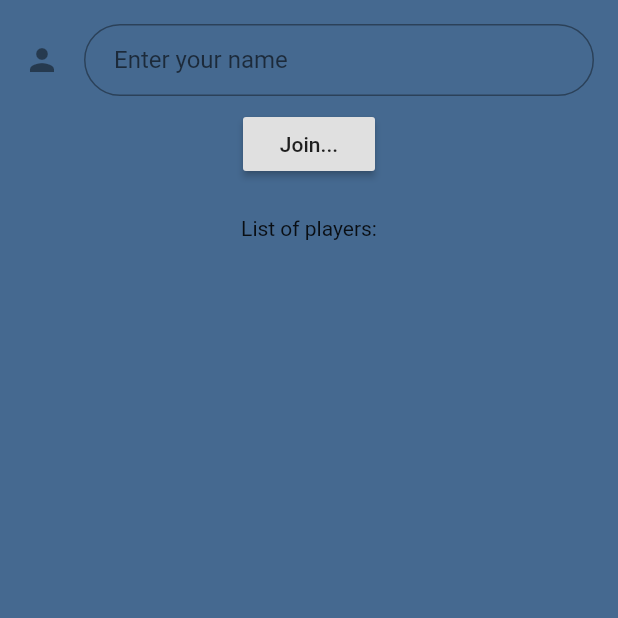
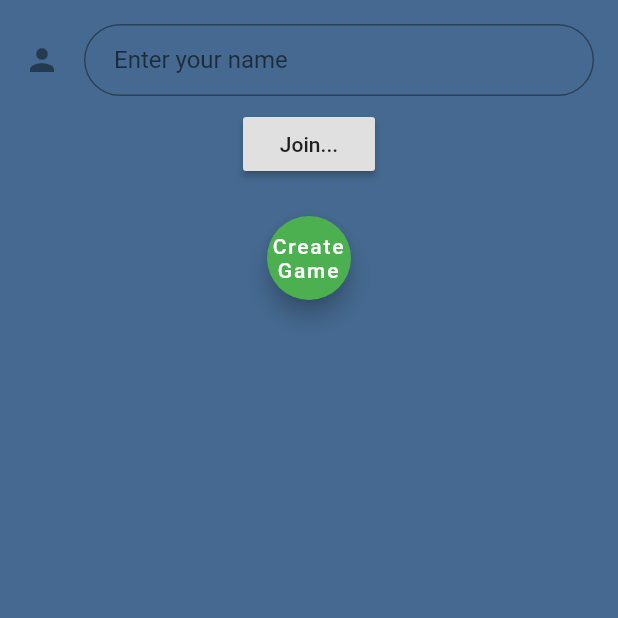
Before and after one commit to Acchindra/Quizzy, a Flutter app: the MultiPlayerQuiz screen opened directly, on a phone screen of 412 x 824 dp, the top half of it. Run offline on Flutter 3.47's test engine with Material 2 defaults, Android fonts, the phone set to English and light mode, and no system bars; our stand-ins replace google_fonts; network calls fail.

Commit message:
New Changes
I made changes

```diff
--- a/quizzy/lib/multiplayerQuiz.dart
+++ b/quizzy/lib/multiplayerQuiz.dart
@@ -15,7 +15,9 @@ class MultiQuizState extends State<MultiPlayerQuiz> {
   @override
   static final TextEditingController _name = new TextEditingController();
   String playerName;
+  bool showCreateButton = true;
   List<dynamic> lobbyList = <dynamic>[];
+  List<dynamic> gameList = <dynamic>[];
 
   @override
   void initState() {
@@ -46,12 +48,12 @@ class MultiQuizState extends State<MultiPlayerQuiz> {
     ///   * record the new list of players
     ///   * rebuild the list of all the players
     ///
-      case "players_list":
+      /*case "players_list":
         lobbyList = message["data"];
 
         // force rebuild
         setState(() {});
-        break;
+        break;*/
 
     ///
     /// When a game is launched by another player,
@@ -68,6 +70,13 @@ class MultiQuizState extends State<MultiPlayerQuiz> {
               playerNum: 2
           ),
         ));
+        break;
+
+      case 'new_game':
+        gameList.add(message["data"]);
+        debugPrint(gameList.toString());
+        showCreateButton = false;
+        setState(() {});
         break;
     }
   }
@@ -114,7 +123,7 @@ class MultiQuizState extends State<MultiPlayerQuiz> {
   /// ------------------------------------------------------
   _onGameJoin() {
     game.send('join', _name.text);
-
+    createButton();
     /// Force a rebuild
     setState(() {});
   }
@@ -127,16 +136,39 @@ class MultiQuizState extends State<MultiPlayerQuiz> {
     /// If the user has not yet joined, do not display
     /// the list of players
     ///
+    debugPrint('here');
     if (game.playerName == "") {
       return new Container();
     }
 
+    else {
+      _createListHead();
+      if (gameList.length != 0) {
+        if (gameList.length != 1 || gameList[0]["name"] != playerName) {
+          return list();
+        }
+
+        else {
+          return new Container();
+        }
+      }
+      else {
+        return new Container();
+      }
+    }
     ///
     /// Display the list of players.
     /// For each of them, put a Button that could be used
     /// to launch a new game
     ///
-    List<Widget> children = lobbyList.map((playerInfo) {
+
+  }
+
+  Widget _createListHead() {
+    return new Text("Game List");
+  }
+  Widget list() {
+    List<Widget> children = gameList.map((playerInfo) {
       return new ListTile(
         title: new Text(playerInfo["name"]),
         trailing: new RaisedButton(
@@ -147,12 +179,11 @@ class MultiQuizState extends State<MultiPlayerQuiz> {
         ),
       );
     }).toList();
-
+    debugPrint('called');
     return new Column(
       children: children,
     );
   }
-
   /// --------------------------------------------------------------
   /// We launch a new Game, we need to:
   ///    * send the action "new_game", together with the ID
@@ -173,6 +204,26 @@ class MultiQuizState extends State<MultiPlayerQuiz> {
     ));
   }
 
+  Widget createButton() {
+    if (showCreateButton) {
+      return new FloatingActionButton(
+        heroTag: "createGameButton",
+        child:Text(
+            "Create Game",
+            textAlign: TextAlign.center,
+        ),
+        backgroundColor: Colors.green,
+        onPressed: () {
+          game.send('create_game', playerName);
+        },
+      );
+    }
+
+    else {
+      return new Container();
+    }
+  }
+
   @override
   Widget build(BuildContext context) {
     return new Scaffold(
@@ -182,8 +233,8 @@ class MultiQuizState extends State<MultiPlayerQuiz> {
           mainAxisAlignment: MainAxisAlignment.start,
           children: <Widget>[
             _buildJoin(),
-              new Text('List of players:'),
             _lobbyList(),
+            createButton(),
           ],
         ),
       ),
--- a/quizzy/lib/websockethandler.dart
+++ b/quizzy/lib/websockethandler.dart
@@ -3,7 +3,7 @@ import 'package:web_socket_channel/io.dart';
 
 WebSocketsNotifications sockets = new WebSocketsNotifications();
 
-const String _SERVER_ADDRESS = "ws://192.168.40.217:34263";
+const String _SERVER_ADDRESS = "ws://192.168.1.15:34263";
 
 class WebSocketsNotifications {
   static final WebSocketsNotifications _sockets = new WebSocketsNotifications._internal();
```
Also changed, not shown: quizzy/lib/main.dart (+84 -26 lines), quizzy/lib/singleplayerQuiz.dart (+28 -1 lines), 1 other file. Lines whose indentation alone changed are shown as unchanged.
